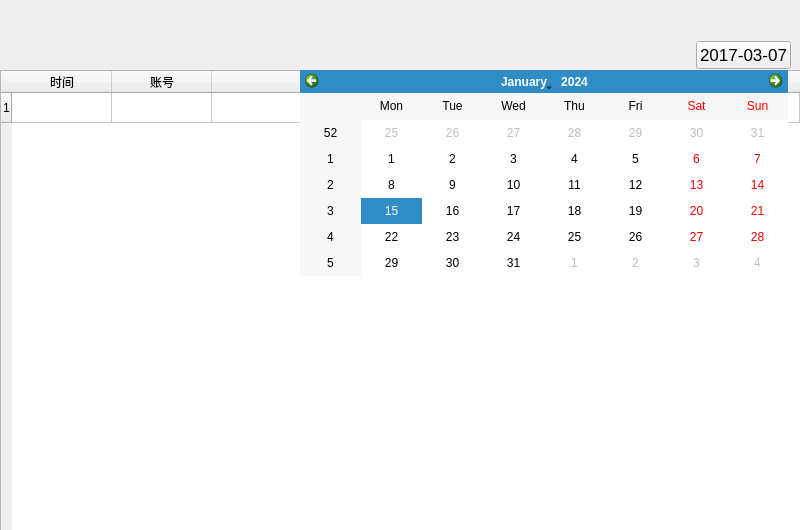
Before: the Qt Designer form getlog.ui in kangwenyun/batch_acquisition_system_qt_before, drawn with Qt 5.
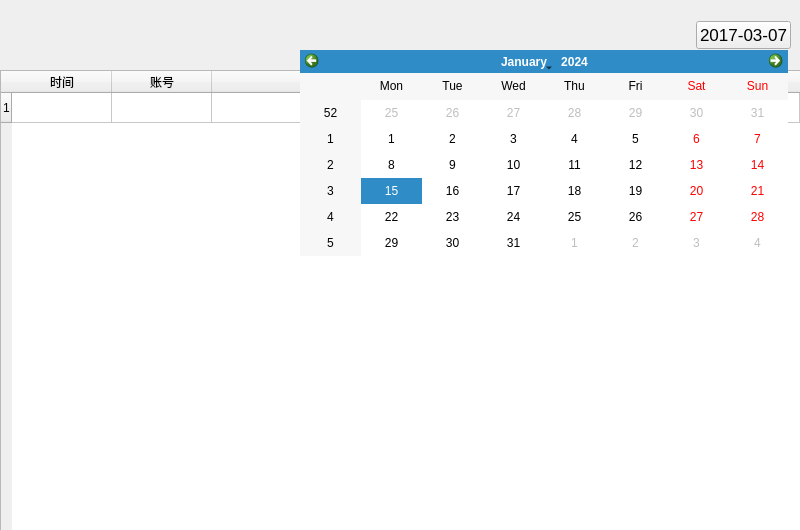
After: the same form once the commit is applied.

Commit message: getlog完成,除窗口缩放的问题

```diff
--- a/getlog.ui
+++ b/getlog.ui
@@ -62,7 +62,7 @@
    <property name="geometry">
     <rect>
      <x>300</x>
-     <y>70</y>
+     <y>50</y>
      <width>488</width>
      <height>206</height>
     </rect>
@@ -72,7 +72,7 @@
    <property name="geometry">
     <rect>
      <x>310</x>
-     <y>40</y>
+     <y>20</y>
      <width>481</width>
      <height>31</height>
     </rect>
```
The commit also changes 1 other file.
